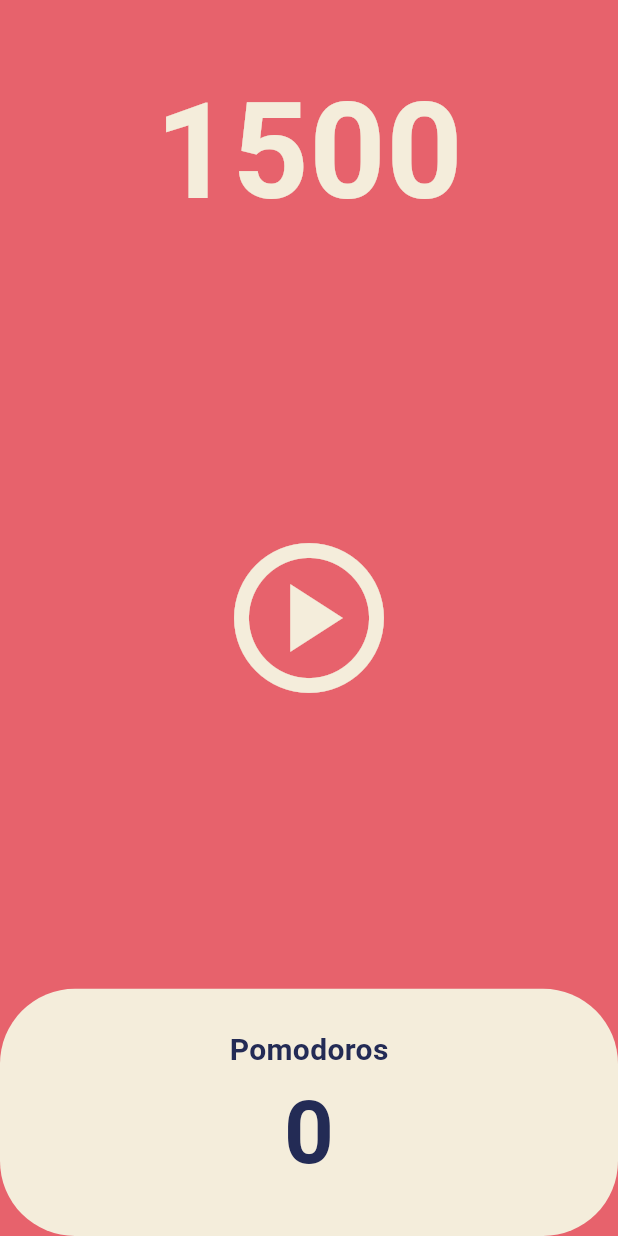
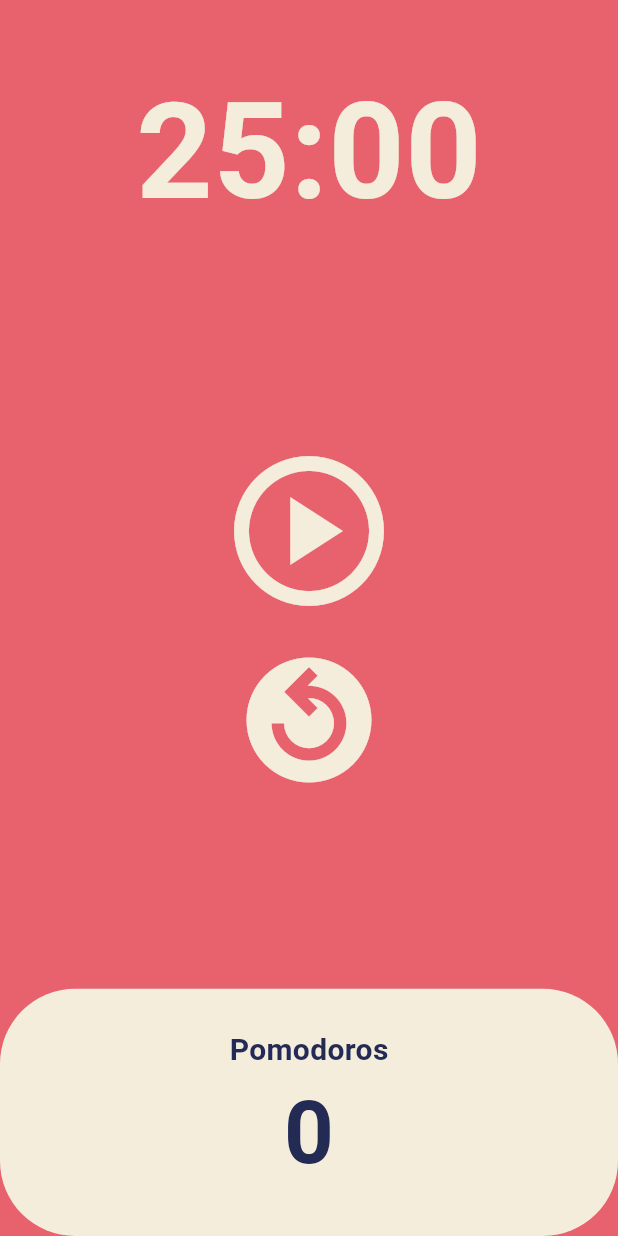
Before and after one commit to iloveuhyeon/flutter_clonecoding, a Flutter app: the screen it shows after launch, on a phone screen of 412 x 824 dp. Run offline on Flutter 3.47's test engine with Material 3 defaults, Android fonts, the light colour scheme and no system bars.

Commit message:
made reset button by myself (이게 맞나??)

```diff
--- a/pomodoro/lib/screens/home_screen.dart
+++ b/pomodoro/lib/screens/home_screen.dart
@@ -9,14 +9,25 @@ class HomeScreen extends StatefulWidget {
 }
 
 class _HomeScreenState extends State<HomeScreen> {
-  int totalSeconds = 1500;
+  static const int twentyfiveSeconds = 1500;
+  int totalSeconds = twentyfiveSeconds;
   bool isRunning = false;
+  int totalPomodoros = 0;
   late Timer timer;
 
   void onTick(Timer timer) {
+    if (totalSeconds == 0) {
+      setState(() {
+        totalPomodoros += 1;
+        isRunning = false;
+        totalSeconds = twentyfiveSeconds;
+        timer.cancel();
+      });
+    } else {
       setState(() {
         totalSeconds = totalSeconds - 1;
       });
+    }
   }
 
   void onStartPress() {
@@ -33,6 +44,19 @@ class _HomeScreenState extends State<HomeScreen> {
     });
   }
 
+  void restartPress() {
+    timer.cancel();
+    setState(() {
+      isRunning = false;
+      totalSeconds = twentyfiveSeconds;
+    });
+  }
+
+  String format(int seconds) {
+    var duration = Duration(seconds: seconds);
+    return (duration.toString().split(".").first.substring(2, 7));
+  }
+
   @override
   Widget build(BuildContext context) {
     return Scaffold(
@@ -44,7 +68,7 @@ class _HomeScreenState extends State<HomeScreen> {
             child: Container(
               alignment: Alignment.bottomCenter,
               child: Text(
-                '$totalSeconds',
+                format(totalSeconds),
                 style: TextStyle(
                   color: Theme.of(context).cardColor,
                   fontSize: 89,
@@ -55,8 +79,10 @@ class _HomeScreenState extends State<HomeScreen> {
           ),
           Flexible(
             flex: 3,
-            child: Center(
-              child: IconButton(
+            child: Column(
+              mainAxisAlignment: MainAxisAlignment.center,
+              children: [
+                IconButton(
                   iconSize: 120,
                   color: Theme.of(context).cardColor,
                   onPressed: isRunning ? onPausePress : onStartPress,
@@ -66,6 +92,15 @@ class _HomeScreenState extends State<HomeScreen> {
                         : Icons.play_circle_outlined,
                   ),
                 ),
+                IconButton(
+                  iconSize: 100,
+                  color: Theme.of(context).cardColor,
+                  onPressed: restartPress,
+                  icon: const Icon(
+                    Icons.replay_circle_filled_outlined,
+                  ),
+                ),
+              ],
             ),
           ),
           Flexible(
@@ -90,7 +125,7 @@ class _HomeScreenState extends State<HomeScreen> {
                           ),
                         ),
                         Text(
-                          "0",
+                          "$totalPomodoros",
                           style: TextStyle(
                             fontWeight: FontWeight.w600,
                             fontSize: 58,
```
Lines whose indentation alone changed are shown as unchanged.
